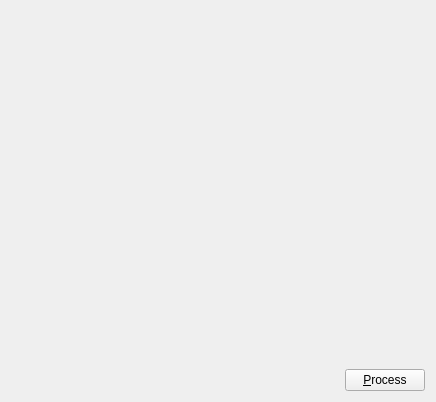
Qt form UI/UserWindow.ui (towel42-com/EmbySync) before a commit.
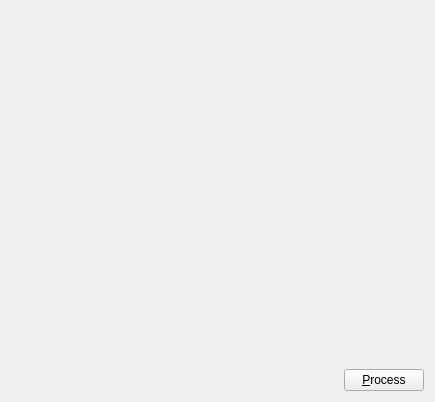
The same form after that commit. Icons and pictures are not drawn.

Diff of the .ui file:
```diff
--- a/UI/UserWindow.ui
+++ b/UI/UserWindow.ui
@@ -6,7 +6,7 @@
    <rect>
     <x>0</x>
     <y>0</y>
-    <width>436</width>
+    <width>435</width>
     <height>402</height>
    </rect>
   </property>
```
Left out of the diff: 4 changed lines with no effect on the pictures.
